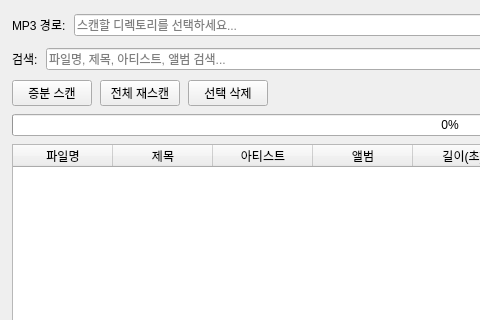
This is src/main_window.ui in musiren/mp3-archive as Qt 5 draws it before an edit; both pictures show x 0 to 480 and y 0 to 320 of the 900 by 620 pixel window. The edited form follows.
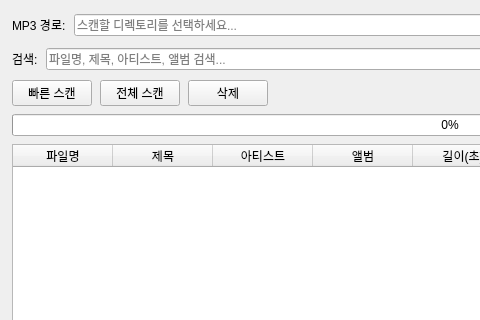
This is the edited form.

Commit message:
ui: use more natural Korean labels for toolbar buttons
- '증분 스캔' -> '빠른 스캔'
- '전체 재스캔' -> '전체 스캔'
- '선택 삭제' -> '삭제'
- Update status messages in main_window.py to match
- Regenerate docs/ui-preview.jpg

https://claude.ai/code/session_01YFDPmPzoyxfymLkiNHqsrJ

```diff
--- a/src/main_window.ui
+++ b/src/main_window.ui
@@ -128,7 +128,7 @@
       <item>
        <widget class="QPushButton" name="btn_scan">
         <property name="text">
-         <string>증분 스캔</string>
+         <string>빠른 스캔</string>
         </property>
         <property name="minimumWidth">
          <number>110</number>
@@ -141,7 +141,7 @@
       <item>
        <widget class="QPushButton" name="btn_force_scan">
         <property name="text">
-         <string>전체 재스캔</string>
+         <string>전체 스캔</string>
         </property>
         <property name="minimumWidth">
          <number>110</number>
@@ -154,7 +154,7 @@
       <item>
        <widget class="QPushButton" name="btn_delete">
         <property name="text">
-         <string>선택 삭제</string>
+         <string>삭제</string>
         </property>
         <property name="minimumWidth">
          <number>100</number>
```
The commit also changes 2 other files.
